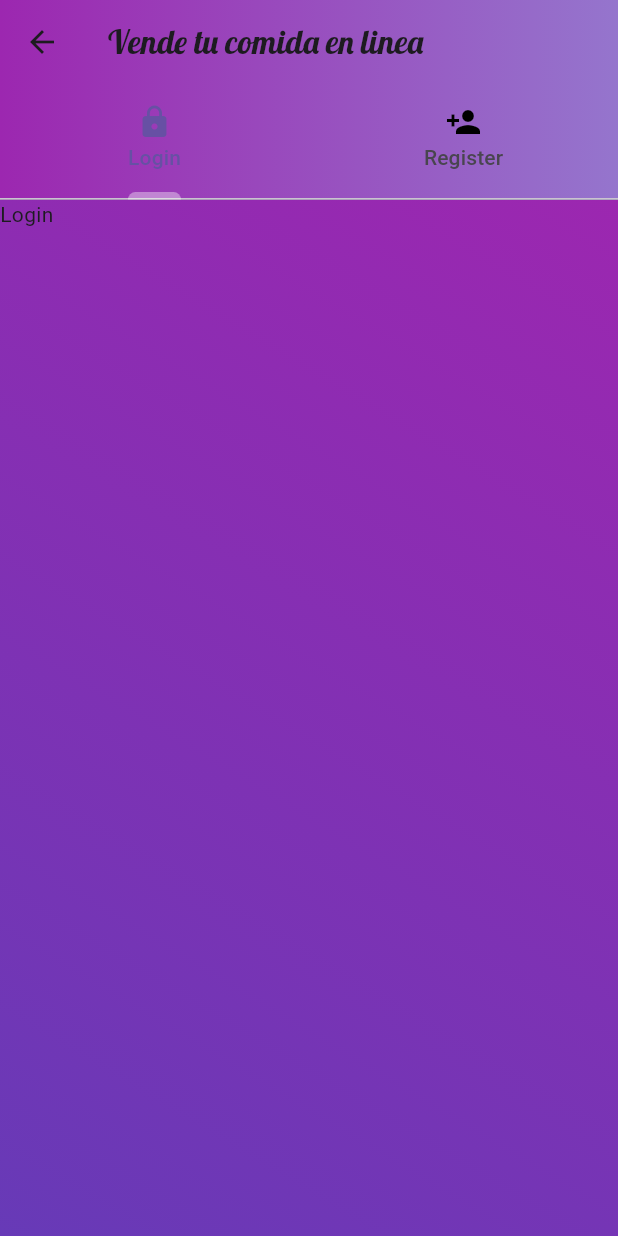
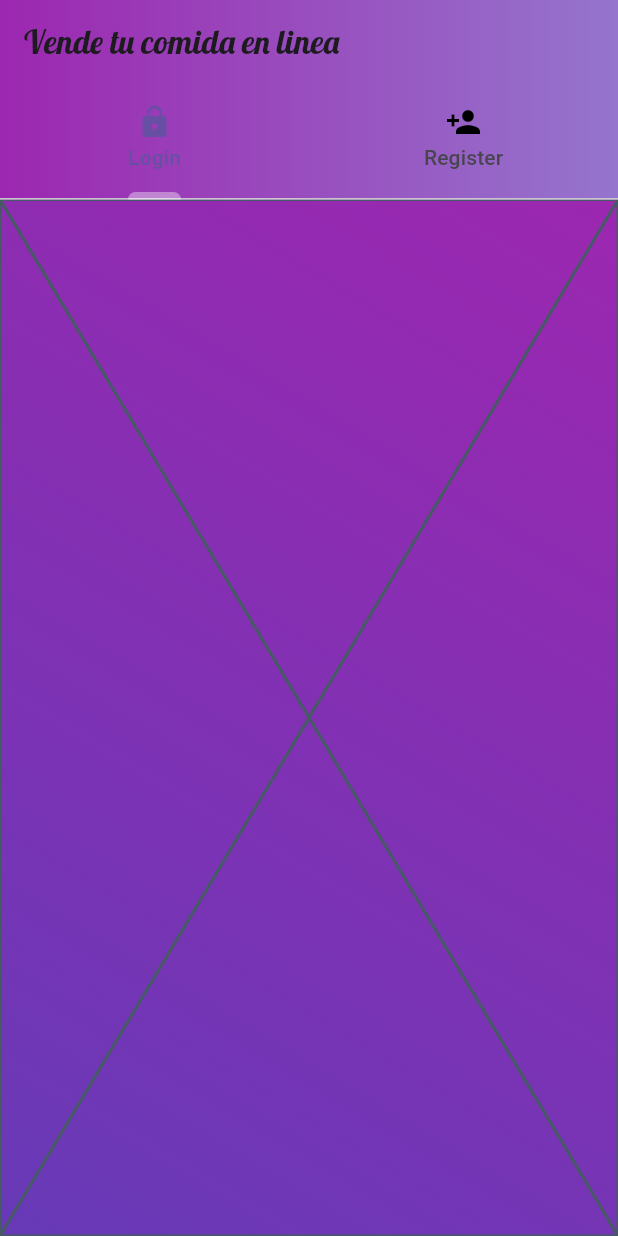
Before and after one commit to ByteRaider/foodAPP_sellers, a Flutter app: the screen it shows after launch, on a phone screen of 412 x 824 dp. Run offline on Flutter 3.47's test engine with Material 3 defaults, Android fonts, the light colour scheme and no system bars.

Commit message:
Create Login and Register screens

```diff
--- a/lib/authentication/auth_screen.dart
+++ b/lib/authentication/auth_screen.dart
@@ -1,4 +1,6 @@
 import 'package:flutter/material.dart';
+import 'package:mexa_sellers_app/authentication/login.dart';
+import 'package:mexa_sellers_app/authentication/register.dart';
 
 class AuthScreen extends StatefulWidget {
   const AuthScreen({super.key});
@@ -23,6 +25,7 @@ class _AuthScreenState extends State<AuthScreen> {
                       stops: const [0.0, 1.0],
                       tileMode: TileMode.clamp)),
             ),
+            automaticallyImplyLeading: false, // hides leading widget icon
             title: const Text(
               "Vende tu comida en linea",
               style: TextStyle(fontFamily: "Lobster"),
@@ -54,8 +57,8 @@ class _AuthScreenState extends State<AuthScreen> {
             )),
             child: const TabBarView(
               children: [
-                Text("Login"),
-                Text("Register"),
+                LoginScreen(),
+                RegisterScreen(),
               ],
             ),
           ),
--- /dev/null
+++ b/lib/authentication/login.dart
@@ -0,0 +1,15 @@
+import 'package:flutter/material.dart';
+
+class LoginScreen extends StatefulWidget {
+  const LoginScreen({super.key});
+
+  @override
+  State<LoginScreen> createState() => _LoginScreenState();
+}
+
+class _LoginScreenState extends State<LoginScreen> {
+  @override
+  Widget build(BuildContext context) {
+    return const Placeholder();
+  }
+}
```
Also changed, not shown: lib/authentication/register.dart (added, +15 -0 lines).
